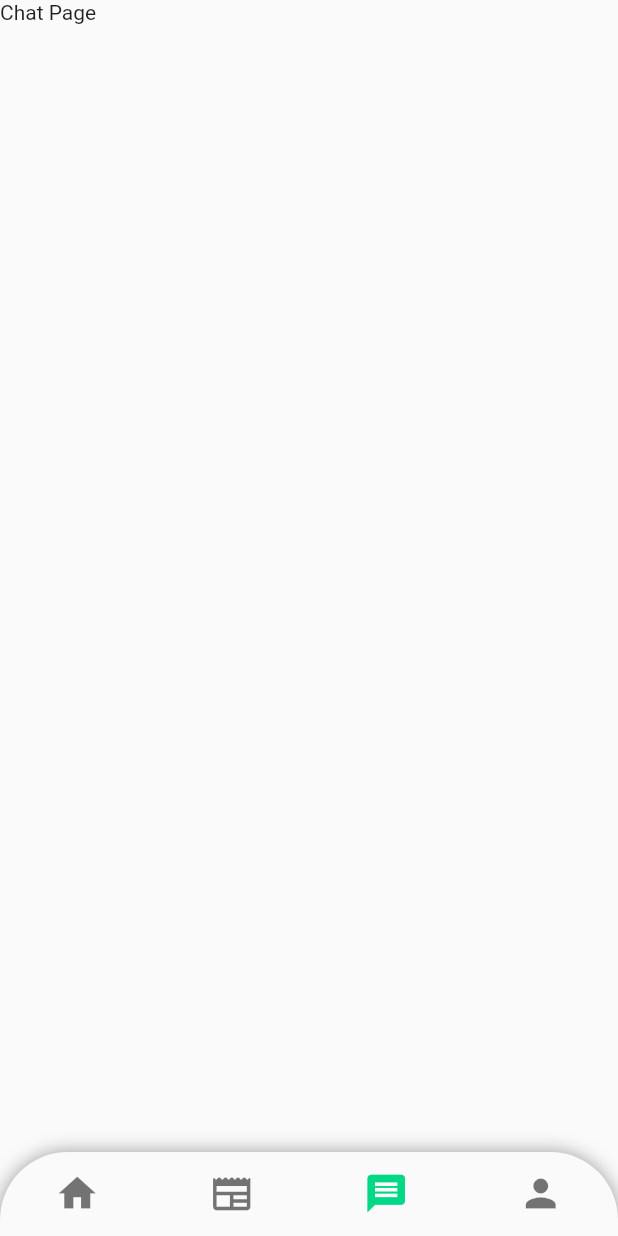
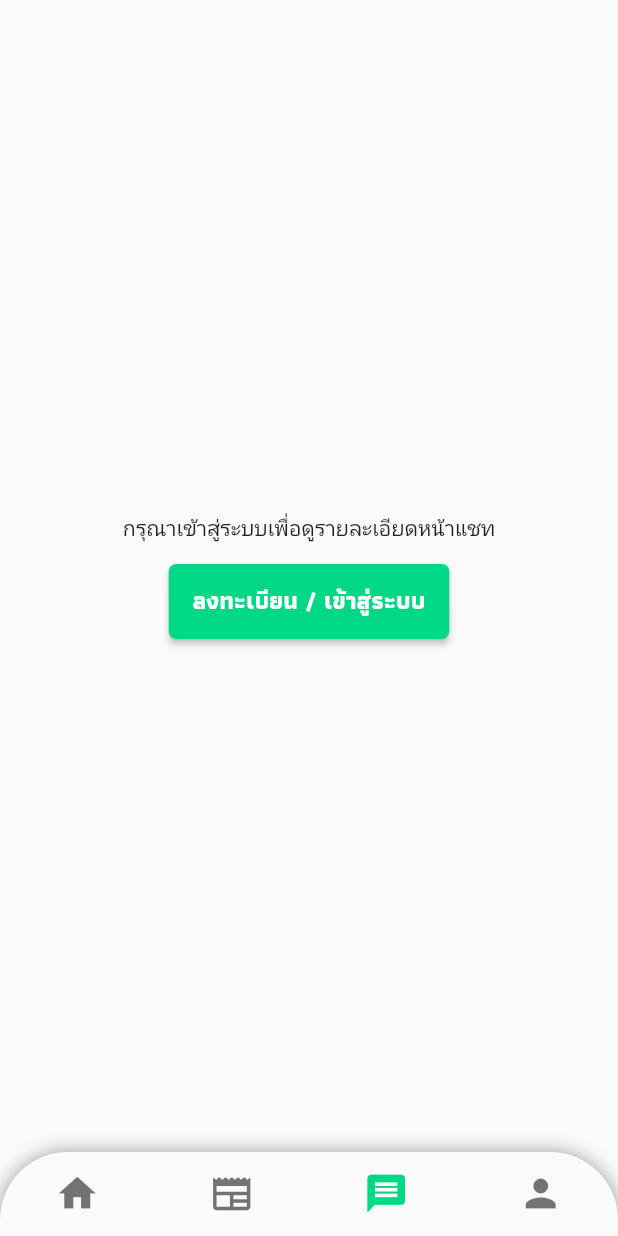
Before and after one commit to PiamNaJa/CourseZ_Frontend, a Flutter app: the screen it shows after launch, swiped to page 3, on a phone screen of 412 x 824 dp. Run offline on Flutter 3.47's test engine with Material 2 defaults, Android fonts, the phone set to English and light mode, and no system bars; our stand-ins replace carousel_slider, chat_bubbles, dots_indicator, expandable, expandable_text, firebase_core and 14 more; missing offline and left inert: dart:ffi, flutter_downloader, flutter_stripe, pdf_render; accounts and stored records are empty; network calls fail.

```diff
--- /dev/null
+++ b/lib/controllers/inboxcontroller.dart
@@ -0,0 +1,18 @@
+import 'package:coursez/model/chat.dart';
+import 'package:coursez/view_model/chat_view_model.dart';
+import 'package:get/get.dart';
+
+class InboxController extends GetxController {
+  final ChatViewModel chatViewModel = ChatViewModel();
+  final _inbox = <Inbox>[].obs;
+  List<Inbox> get inbox => _inbox;
+  set inbox(List<Inbox> value) => _inbox.value = value;
+
+  fetchInbox() async => inbox = await chatViewModel.getInbox();
+
+  @override
+  void onInit() {
+    fetchInbox();
+    super.onInit();
+  }
+}
--- a/lib/screen/firstPage.dart
+++ b/lib/screen/firstPage.dart
@@ -1,8 +1,7 @@
 import 'package:coursez/controllers/auth_controller.dart';
 import 'package:coursez/screen/ProfilePage.dart';
-import 'package:coursez/screen/chatPage.dart';
 import 'package:coursez/screen/home.dart';
-import 'package:coursez/screen/loginPage.dart';
+import 'package:coursez/screen/inboxPage.dart';
 import 'package:coursez/screen/postPage.dart';
 import 'package:coursez/utils/color.dart';
 import 'package:coursez/view_model/auth_view_model.dart';
@@ -20,7 +19,7 @@ class _FirstPageState extends State<FirstPage> {
   final page = [
     const MyHomePage(),
     const PostPage(),
-    const ChatPage(),
+    InboxPage(),
     const ProfilePage()
   ];
   final PageController _pageController = PageController();
@@ -35,7 +34,6 @@ class _FirstPageState extends State<FirstPage> {
 
   @override
   void dispose() {
-    // TODO: implement dispose
     _pageController.dispose();
     super.dispose();
   }
--- /dev/null
+++ b/lib/screen/inboxPage.dart
@@ -0,0 +1,71 @@
+import 'package:coursez/controllers/auth_controller.dart';
+import 'package:coursez/controllers/inboxcontroller.dart';
+import 'package:coursez/model/chat.dart';
+import 'package:coursez/utils/color.dart';
+import 'package:coursez/widgets/button/button.dart';
+import 'package:coursez/widgets/text/heading1_30px.dart';
+import 'package:coursez/widgets/text/heading2_20px.dart';
+import 'package:coursez/widgets/text/title16px.dart';
+import 'package:flutter/material.dart';
+import 'package:get/get.dart';
+
+class InboxPage extends StatelessWidget {
+  InboxPage({super.key});
+  final authController = Get.find<AuthController>();
+  @override
+  Widget build(BuildContext context) {
+    return Obx(() {
+      if (authController.isLogin) {
+        final inbox = Get.find<InboxController>();
+        inbox.fetchInbox();
+        if (inbox.inbox.isNotEmpty) {
+          return ListView.builder(
+              itemCount: inbox.inbox.length,
+              itemBuilder: (context, index) {
+                return inboxList(inbox.inbox[index]);
+              });
+        } else {
+          return const Center(child: Heading20px(text: "คุณยังไม่มีการสนทนา"));
+        }
+      }
+      return notLoginUI();
+    });
+  }
+
+  Widget inboxList(Inbox data) {
+    return InkWell(
+      onTap: () {
+        Get.toNamed('/chat/${data.inboxId}');
+      },
+      child: ListTile(
+        leading: CircleAvatar(
+          backgroundImage: NetworkImage(data.user1.picture),
+        ),
+        title: Title16px(text: data.user1.nickName),
+        subtitle: Text(data.lastMessageUserId == authController.userid
+            ? "คุณ : ${data.lastMessage}"
+            : data.lastMessage),
+      ),
+    );
+  }
+
+  Widget notLoginUI() {
+    return Column(
+      mainAxisAlignment: MainAxisAlignment.center,
+      crossAxisAlignment: CrossAxisAlignment.center,
+      children: [
+        const Text("กรุณาเข้าสู่ระบบเพื่อดูรายละเอียดหน้าแชท"),
+        const SizedBox(
+          height: 15,
+        ),
+        Bt(
+          onPressed: () {
+            Get.toNamed('/login');
+          },
+          text: "ลงทะเบียน / เข้าสู่ระบบ",
+          color: primaryColor,
+        )
+      ],
+    );
+  }
+}
--- a/lib/utils/fetchData.dart
+++ b/lib/utils/fetchData.dart
@@ -1,3 +1,4 @@
+import 'package:flutter/material.dart';
 import 'package:http/http.dart' as http;
 import 'dart:convert';
 
@@ -8,6 +9,7 @@ Future<dynamic> fecthData(String route, {String authorization = ''}) async {
   if (response.statusCode == 200) {
     return jsonDecode(utf8.decode(response.bodyBytes));
   } else {
+    debugPrint(response.body);
     throw Exception('Failed to load data');
   }
 }
--- a/lib/utils/routes/routes.dart
+++ b/lib/utils/routes/routes.dart
@@ -6,6 +6,7 @@ import 'package:coursez/screen/courseSubjectPage.dart';
 import 'package:coursez/screen/expandPage.dart';
 import 'package:coursez/screen/firstPage.dart';
 import 'package:coursez/screen/home.dart';
+import 'package:coursez/screen/inboxPage.dart';
 import 'package:coursez/screen/loginPage.dart';
 import 'package:coursez/screen/postPage.dart';
 import 'package:coursez/screen/profilePage.dart';
--- a/pubspec.yaml
+++ b/pubspec.yaml
@@ -66,6 +66,8 @@ dependencies:
   like_button: ^2.0.5
   jiffy: ^5.0.0
 
+  web_socket_channel: ^2.3.0
+  chat_bubbles: ^1.4.1
 
 flutter_icons:
   android: true
```
Also changed, not shown: lib/model/chat.dart (added, +99 -0 lines), lib/repository/chat_repository.dart (added, +20 -0 lines), lib/screen/chatPage.dart (+141 -5 lines), lib/view_model/chat_view_model.dart (added, +48 -0 lines), pubspec.lock.
